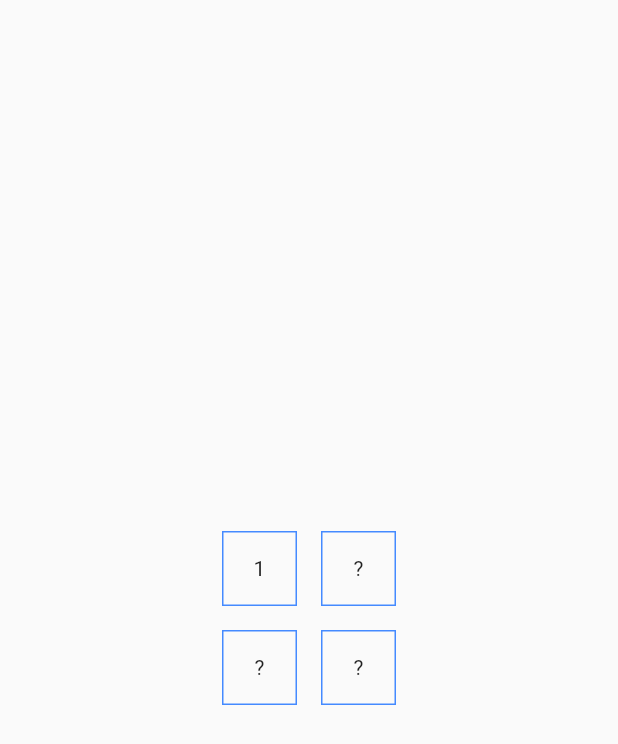
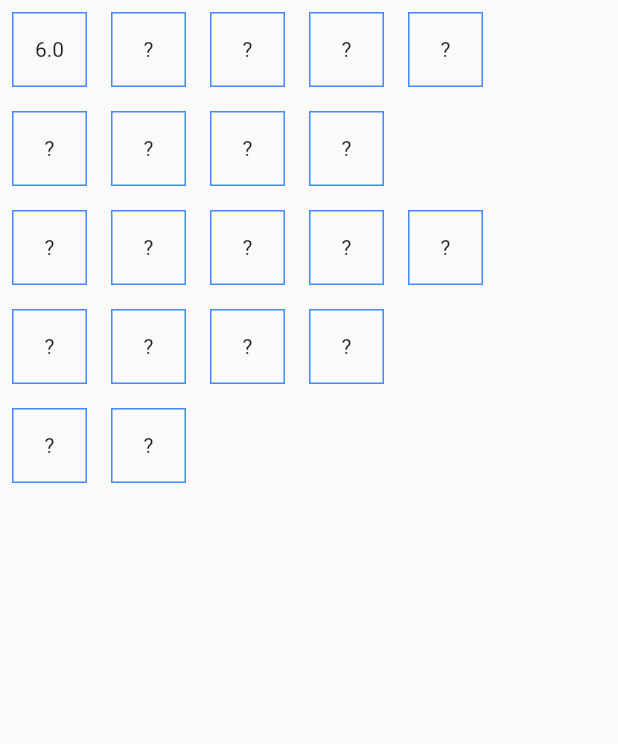
Before and after one commit to bjalon/greta-flutter-memory, a Flutter app: the screen it shows after launch, after a tap on an icon or button, on a phone screen of 412 x 824 dp. Shown: the top 744 px of the screen. Run offline on Flutter 3.47's test engine with Material 2 defaults, Android fonts, the phone set to English and light mode, and no system bars.

Commit message:
Keep same shuffled list

```diff
--- a/lib/main.dart
+++ b/lib/main.dart
@@ -1,11 +1,19 @@
+import 'dart:math';
+
 import 'package:flutter/material.dart';
 
 void main() {
-  runApp(const MyApp());
+  runApp(MyApp());
 }
 
 class MyApp extends StatefulWidget {
-  const MyApp({Key? key}) : super(key: key);
+  final cardCount = 20;
+  late List<int> orderList;
+
+  MyApp({Key? key}) : super(key: key) {
+    orderList = [for(var i=0; i < cardCount; i+=1) i];
+    orderList.shuffle();
+  }
 
   @override
   State<MyApp> createState() => _MyAppState();
@@ -19,39 +27,35 @@ class _MyAppState extends State<MyApp> {
   Widget build(BuildContext context) {
     var isBlocked = cardReturnedList.length >= 2;
 
+    final widgetList = [];
+
+    for (var i = 0; i < widget.cardCount; i ++) {
+      widgetList.add(CardWidget("${i%(widget.cardCount / 2)}",
+          isBlocked: isBlocked,
+          onCardReturned: onCardReturned,
+          key: ValueKey("${i}_$_counter")));
+    }
+
+    final rowCount = sqrt(widget.cardCount);
+    final Map<int, List<Widget>> columnChildren = {};
+    for (var i = 0; i < widget.cardCount; i ++) {
+      final rowIndex = (i ~/ rowCount).truncate();
+      if ((i % rowCount).truncate() == 0) {
+        print(i);
+        columnChildren[rowIndex] = [];
+      }
+      print("$i/$rowIndex/${(i % rowCount)}");
+      columnChildren[rowIndex]!.add(widgetList[widget.orderList[i]]);
+    }
+
+    final List<Widget> column = [];
+    for (var row in columnChildren.values) {
+      column.add(Row(children: row));
+    }
+
     return MaterialApp(
       home: Scaffold(
-        body: Column(
-          mainAxisAlignment: MainAxisAlignment.center,
-          children: [
-            Row(
-              mainAxisAlignment: MainAxisAlignment.center,
-              children: [
-                CardWidget("1",
-                    isBlocked: isBlocked,
-                    onCardReturned: onCardReturned,
-                    key: ValueKey("1_$_counter")),
-                CardWidget("2",
-                    isBlocked: isBlocked,
-                    onCardReturned: onCardReturned,
-                    key: ValueKey("2_$_counter")),
-              ],
-            ),
-            Row(
-              mainAxisAlignment: MainAxisAlignment.center,
-              children: [
-                CardWidget("1",
-                    isBlocked: isBlocked,
-                    onCardReturned: onCardReturned,
-                    key: ValueKey("3_$_counter")),
-                CardWidget("2",
-                    isBlocked: isBlocked,
-                    onCardReturned: onCardReturned,
-                    key: ValueKey("4_$_counter")),
-              ],
-            )
-          ],
-        ),
+        body: Column(children: column),
       ),
     );
   }
```
Also changed, not shown: 1 other file.
